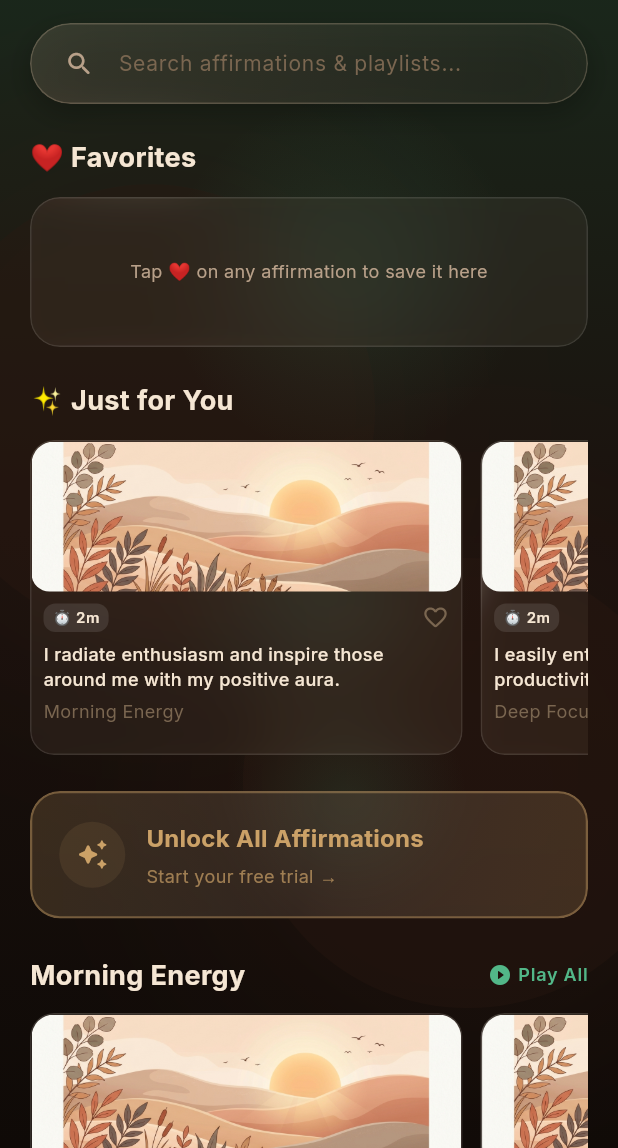
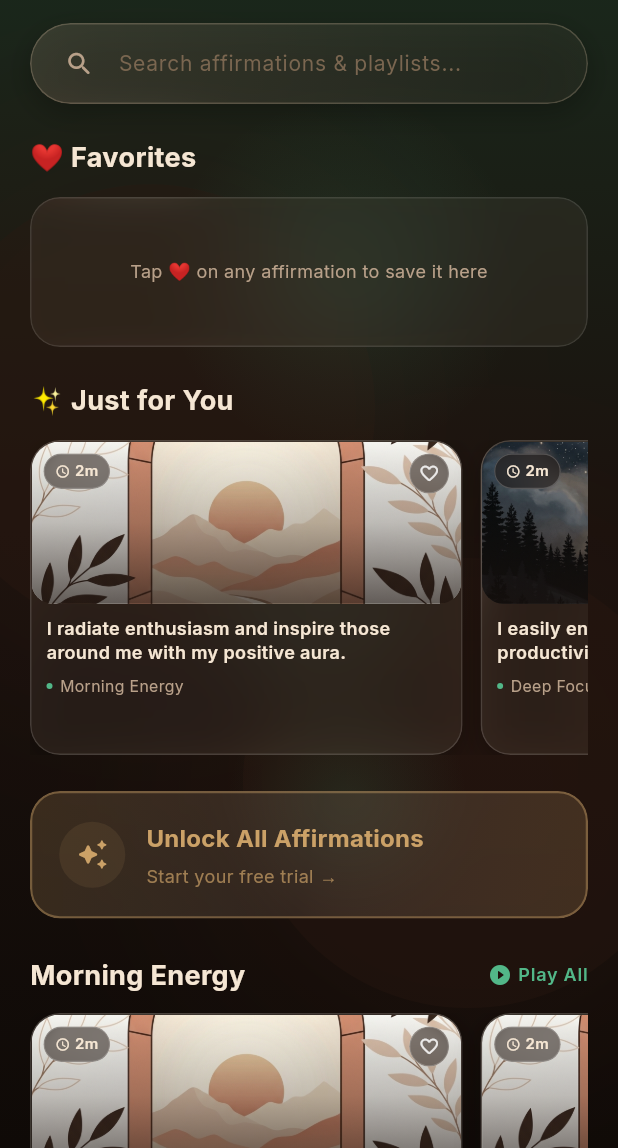
Before and after one commit to SadidSD/Avan-App, a Flutter app: the HomeTab screen opened directly, on a phone screen of 412 x 824 dp, the part 88-1236 px from its top. Run offline on Flutter 3.47's test engine with Material 3 defaults, Android fonts, the phone set to English and light mode, and no system bars; our stand-ins replace audioplayers, flutter_tts, google_fonts, shared_preferences, speech_to_text; missing offline and left inert: record; accounts and stored records are empty.

Commit message:
feat: add curated theme-matching pictures, atmospheric gradient overlays, and frosted badges to Just for You affirmation cards

```diff
--- a/lib/data/playlists_data.dart
+++ b/lib/data/playlists_data.dart
@@ -10,7 +10,7 @@ final List<Playlist> allPlaylists = [
     title: 'Morning Energy',
     duration: '10 min',
     category: 'Morning Energy',
-    imagePath: 'assets/images/featured_meditation.jpg',
+    imagePath: 'assets/images/onboarding_archway_sun.jpg',
     isPremium: false,
     affirmations: [
       Affirmation(id: 'aff_me_1', quote: 'I wake up today with strength in my heart and clarity in my mind.', category: 'Morning Energy'),
@@ -28,7 +28,7 @@ final List<Playlist> allPlaylists = [
     title: 'Deep Focus',
     duration: '15 min',
     category: 'Deep Focus',
-    imagePath: 'assets/images/featured_meditation.jpg',
+    imagePath: 'assets/images/sleep_story_night.jpg',
     isPremium: false,
     affirmations: [
       Affirmation(id: 'aff_df_1', quote: 'My mind is a laser, cutting through distractions and focusing on what matters.', category: 'Deep Focus'),
@@ -46,7 +46,7 @@ final List<Playlist> allPlaylists = [
     title: 'Better Sleep',
     duration: '20 min',
     category: 'Better Sleep',
-    imagePath: 'assets/images/featured_meditation.jpg',
+    imagePath: 'assets/images/onboarding_moon_clouds.jpg',
     isPremium: false,
     affirmations: [
       Affirmation(id: 'aff_bs_1', quote: 'I release the events of the day and prepare my mind for deep, restorative rest.', category: 'Better Sleep'),
@@ -86,7 +86,7 @@ final List<Playlist> allPlaylists = [
     title: 'Confidence',
     duration: '12 min',
     category: 'Confidence',
-    imagePath: 'assets/images/featured_meditation.jpg',
+    imagePath: 'assets/images/onboarding_archway_sun.jpg',
     isPremium: true,
     affirmations: [
       Affirmation(id: 'aff_cf_1', quote: 'I believe in my abilities and trust my intuition completely.', category: 'Confidence'),
@@ -104,7 +104,7 @@ final List<Playlist> allPlaylists = [
     title: 'Self Love',
     duration: '15 min',
     category: 'Self Love',
-    imagePath: 'assets/images/featured_meditation.jpg',
+    imagePath: 'assets/images/onboarding_girl_profile.jpg',
     isPremium: true,
     affirmations: [
       Affirmation(id: 'aff_sl_1', quote: 'I accept myself unconditionally, embracing all my flaws and perfections.', category: 'Self Love'),
@@ -122,7 +122,7 @@ final List<Playlist> allPlaylists = [
     title: 'Anxiety Relief',
     duration: '10 min',
     category: 'Anxiety Relief',
-    imagePath: 'assets/images/featured_meditation.jpg',
+    imagePath: 'assets/images/onboarding_moon_clouds.jpg',
     isPremium: true,
     affirmations: [
       Affirmation(id: 'aff_ar_1', quote: 'I acknowledge my anxious thoughts and gently let them go.', category: 'Anxiety Relief'),
@@ -140,7 +140,7 @@ final List<Playlist> allPlaylists = [
     title: 'Wealth & Abundance',
     duration: '12 min',
     category: 'Wealth & Abundance',
-    imagePath: 'assets/images/featured_meditation.jpg',
+    imagePath: 'assets/images/onboarding_archway_sun.jpg',
     isPremium: true,
     affirmations: [
       Affirmation(id: 'aff_wa_1', quote: 'I am open and receptive to all the wealth the universe has to offer.', category: 'Wealth & Abundance'),
@@ -176,7 +176,7 @@ final List<Playlist> allPlaylists = [
     title: 'Success',
     duration: '15 min',
     category: 'Success',
-    imagePath: 'assets/images/featured_meditation.jpg',
+    imagePath: 'assets/images/onboarding_archway_sun.jpg',
     isPremium: true,
     affirmations: [
       Affirmation(id: 'aff_sc_1', quote: 'I am meant for greatness, and success is my natural state of being.', category: 'Success'),
@@ -212,7 +212,7 @@ final List<Playlist> allPlaylists = [
     title: 'Productivity',
     duration: '12 min',
     category: 'Productivity',
-    imagePath: 'assets/images/featured_meditation.jpg',
+    imagePath: 'assets/images/sleep_story_night.jpg',
     isPremium: true,
     affirmations: [
       Affirmation(id: 'aff_pr_1', quote: 'I manage my time efficiently and accomplish my tasks with ease.', category: 'Productivity'),
@@ -230,7 +230,7 @@ final List<Playlist> allPlaylists = [
     title: 'Relationships',
     duration: '15 min',
     category: 'Relationships',
-    imagePath: 'assets/images/featured_meditation.jpg',
+    imagePath: 'assets/images/onboarding_girl_profile.jpg',
     isPremium: true,
     affirmations: [
       Affirmation(id: 'aff_re_1', quote: 'I attract healthy, loving, and supportive relationships into my life.', category: 'Relationships'),
--- a/lib/widgets/affirmation_card.dart
+++ b/lib/widgets/affirmation_card.dart
@@ -1,5 +1,6 @@
 import 'dart:ui';
 import 'package:flutter/material.dart';
+import 'package:google_fonts/google_fonts.dart';
 import '../theme/app_colors.dart';
 import '../theme/app_text_styles.dart';
 
@@ -30,99 +31,224 @@ class AffirmationCard extends StatelessWidget {
     return GestureDetector(
       onTap: onTap,
       child: Container(
-        width: 160.0,
+        width: 170.0,
         decoration: BoxDecoration(
-          borderRadius: BorderRadius.circular(16.0),
-          boxShadow: isFavorite
-              ? [
+          borderRadius: BorderRadius.circular(20.0),
+          boxShadow: [
+            const BoxShadow(
+              color: Color(0x44000000),
+              blurRadius: 14.0,
+              offset: Offset(0, 5),
+            ),
+            if (isFavorite)
               BoxShadow(
-                    color: accentColor.withOpacity(0.3),
-                    blurRadius: 12.0,
-                    spreadRadius: 2.0,
+                color: accentColor.withOpacity(0.28),
+                blurRadius: 16.0,
+                spreadRadius: 1.0,
+                offset: const Offset(0, 2),
               ),
-                ]
-              : null,
+          ],
         ),
         child: ClipRRect(
-          borderRadius: BorderRadius.circular(16.0),
+          borderRadius: BorderRadius.circular(20.0),
           child: BackdropFilter(
-            filter: ImageFilter.blur(sigmaX: 16.0, sigmaY: 16.0),
+            filter: ImageFilter.blur(sigmaX: 18.0, sigmaY: 18.0),
             child: Container(
               decoration: BoxDecoration(
-                color: const Color(0x0FFFDDBE),
-                borderRadius: BorderRadius.circular(16.0),
-                border: Border.all(color: const Color(0x1AFFFFFF), width: 1.0),
+                color: const Color(0x14FFDDBE),
+                borderRadius: BorderRadius.circular(20.0),
+                border: Border.all(
+                  color: isFavorite
+                      ? accentColor.withOpacity(0.45)
+                      : const Color(0x22FFFFFF),
+                  width: 1.0,
+                ),
               ),
               child: Column(
                 crossAxisAlignment: CrossAxisAlignment.start,
                 mainAxisSize: MainAxisSize.min,
                 children: [
+                  // 1. Cover Image with Frosted Overlays
+                  Stack(
+                    children: [
                       ClipRRect(
                         borderRadius: const BorderRadius.only(
-                      topLeft: Radius.circular(15.0),
-                      topRight: Radius.circular(15.0),
-                      bottomLeft: Radius.circular(12.0),
-                      bottomRight: Radius.circular(12.0),
+                          topLeft: Radius.circular(19.0),
+                          topRight: Radius.circular(19.0),
+                          bottomLeft: Radius.circular(14.0),
+                          bottomRight: Radius.circular(14.0),
                         ),
                         child: SizedBox(
-                      height: 100.0,
+                          height: 108.0,
                           width: double.infinity,
                           child: Image.asset(
                             imagePath,
                             fit: BoxFit.cover,
-                        errorBuilder: (context, error, stackTrace) => Container(
-                          color: Colors.black12,
+                            errorBuilder: (context, error, stackTrace) =>
+                                Container(
+                              color: const Color(0xFF2C1810),
                               child: const Icon(
                                 Icons.self_improvement_rounded,
-                            color: Colors.white54,
+                                color: AppColors.tanAccent,
                                 size: 40.0,
                               ),
                             ),
                           ),
                         ),
                       ),
-                  Padding(
-                    padding: const EdgeInsets.all(8.0),
-                    child: Column(
-                      crossAxisAlignment: CrossAxisAlignment.start,
-                      children: [
-                        Row(
-                          children: [
-                            Container(
-                              padding: const EdgeInsets.symmetric(horizontal: 6.0, vertical: 2.0),
+                      // Liquid dark gradient overlay on image for cinematic feel
+                      Positioned.fill(
+                        child: ClipRRect(
+                          borderRadius: const BorderRadius.only(
+                            topLeft: Radius.circular(19.0),
+                            topRight: Radius.circular(19.0),
+                            bottomLeft: Radius.circular(14.0),
+                            bottomRight: Radius.circular(14.0),
+                          ),
+                          child: Container(
                             decoration: BoxDecoration(
-                                color: const Color(0x1AFFFFFF),
-                                borderRadius: BorderRadius.circular(8.0),
-                              ),
-                              child: Text(
-                                '⏱ ${durationMinutes}m',
-                                style: AppTextStyles.durationBadge,
+                              gradient: LinearGradient(
+                                begin: Alignment.topCenter,
+                                end: Alignment.bottomCenter,
+                                colors: [
+                                  Colors.transparent,
+                                  const Color(0x401A110D),
+                                  const Color(0xAA1A110D),
+                                ],
+                                stops: const [0.0, 0.5, 1.0],
                               ),
                             ),
-                            const Spacer(),
-                            GestureDetector(
-                              onTap: onFavoriteToggle,
-                              child: Icon(
-                                isFavorite ? Icons.favorite_rounded : Icons.favorite_border_rounded,
-                                color: isFavorite ? accentColor : AppColors.textMuted,
-                                size: 18.0,
+                          ),
+                        ),
+                      ),
+                      // Duration badge (top-left)
+                      Positioned(
+                        top: 8,
+                        left: 8,
+                        child: ClipRRect(
+                          borderRadius: BorderRadius.circular(12),
+                          child: BackdropFilter(
+                            filter: ImageFilter.blur(sigmaX: 8, sigmaY: 8),
+                            child: Container(
+                              padding: const EdgeInsets.symmetric(
+                                  horizontal: 7.0, vertical: 3.5),
+                              decoration: BoxDecoration(
+                                color: const Color(0x801A110D),
+                                borderRadius: BorderRadius.circular(12),
+                                border: Border.all(
+                                  color: const Color(0x33FFFFFF),
+                                  width: 0.8,
+                                ),
+                              ),
+                              child: Row(
+                                mainAxisSize: MainAxisSize.min,
+                                children: [
+                                  const Icon(
+                                    Icons.access_time_rounded,
+                                    size: 10,
+                                    color: AppColors.textPrimary,
+                                  ),
+                                  const SizedBox(width: 3),
+                                  Text(
+                                    '${durationMinutes}m',
+                                    style: GoogleFonts.inter(
+                                      fontSize: 10,
+                                      fontWeight: FontWeight.w600,
+                                      color: AppColors.textPrimary,
+                                      letterSpacing: 0.3,
                                     ),
                                   ),
                                 ],
                               ),
-                        const SizedBox(height: 6.0),
+                            ),
+                          ),
+                        ),
+                      ),
+                      // Favorite heart button (top-right)
+                      Positioned(
+                        top: 8,
+                        right: 8,
+                        child: GestureDetector(
+                          onTap: onFavoriteToggle,
+                          child: ClipRRect(
+                            borderRadius: BorderRadius.circular(16),
+                            child: BackdropFilter(
+                              filter: ImageFilter.blur(sigmaX: 8, sigmaY: 8),
+                              child: Container(
+                                padding: const EdgeInsets.all(5.5),
+                                decoration: BoxDecoration(
+                                  color: isFavorite
+                                      ? accentColor.withOpacity(0.3)
+                                      : const Color(0x801A110D),
+                                  shape: BoxShape.circle,
+                                  border: Border.all(
+                                    color: isFavorite
+                                        ? accentColor.withOpacity(0.6)
+                                        : const Color(0x33FFFFFF),
+                                    width: 0.8,
+                                  ),
+                                ),
+                                child: Icon(
+                                  isFavorite
+                                      ? Icons.favorite_rounded
+                                      : Icons.favorite_border_rounded,
+                                  color: isFavorite
+                                      ? accentColor
+                                      : Colors.white.withOpacity(0.85),
+                                  size: 14.0,
+                                ),
+                              ),
+                            ),
+                          ),
+                        ),
+                      ),
+                    ],
+                  ),
+
+                  // 2. Affirmation Text & Info
+                  Padding(
+                    padding: const EdgeInsets.fromLTRB(10.0, 9.0, 10.0, 10.0),
+                    child: Column(
+                      crossAxisAlignment: CrossAxisAlignment.start,
+                      children: [
+                        // Quote Text
                         Text(
                           quote,
                           maxLines: 2,
                           overflow: TextOverflow.ellipsis,
-                          style: AppTextStyles.affirmationCardQuote,
+                          style: GoogleFonts.inter(
+                            fontSize: 12.0,
+                            fontWeight: FontWeight.w600,
+                            color: AppColors.textPrimary,
+                            height: 1.35,
                           ),
-                        const SizedBox(height: 4.0),
-                        Text(
+                        ),
+                        const SizedBox(height: 6.0),
+                        // Playlist Tag Row
+                        Row(
+                          children: [
+                            Container(
+                              width: 4,
+                              height: 4,
+                              decoration: BoxDecoration(
+                                color: accentColor,
+                                shape: BoxShape.circle,
+                              ),
+                            ),
+                            const SizedBox(width: 5.0),
+                            Expanded(
+                              child: Text(
                                 playlistName,
-                          style: AppTextStyles.bodySmall,
+                                style: GoogleFonts.inter(
+                                  fontSize: 10.5,
+                                  fontWeight: FontWeight.w400,
+                                  color: AppColors.textSecondary,
+                                ),
                                 maxLines: 1,
                                 overflow: TextOverflow.ellipsis,
+                              ),
+                            ),
+                          ],
                         ),
                       ],
                     ),
```
Also changed, not shown: assets/fonts/MaterialIcons-Regular.otf, 1 other file. Lines whose indentation alone changed are shown as unchanged.
